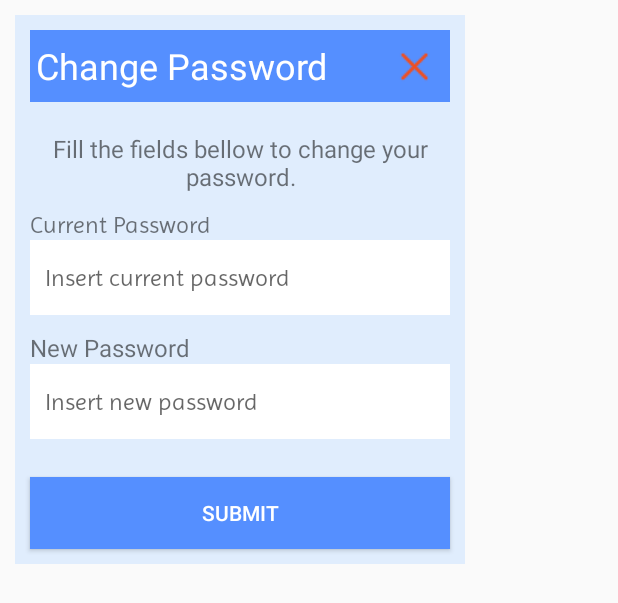
After one commit to AJRC2020/CPM, an Android app: the layout popup_change_password.xml on its own in the app's theme, with its tools: preview values and no code run, on a phone screen of 412 x 824 dp. The commit adds this screen. Shown: the top 603 px of the screen. Run offline under Robolectric (Android 15) with nearby library versions, the phone set to English and light mode, and no system bars.

Commit message:
finish changing payment method and setup frontend to change password

```diff
--- a/Acme/app/src/main/java/org/feup/apm/acme/activities/QRCodeActivity.kt
+++ b/Acme/app/src/main/java/org/feup/apm/acme/activities/QRCodeActivity.kt
@@ -32,7 +32,7 @@ class QRCodeActivity : AppCompatActivity() {
     private val forgetBtt by lazy { findViewById<ImageButton>(R.id.forgetButton)}
     private val scannedText by lazy {findViewById<LinearLayout>(R.id.productScanned)}
     private val navbar by lazy { findViewById<BottomNavigationView>(R.id.navbar) }
-    private var product: Product? = Product("jksdjksad","hello",12.3f)
+    private var product: Product? = null
     override fun onCreate(savedInstanceState: Bundle?) {
         super.onCreate(savedInstanceState)
         setContentView(R.layout.activity_qrcode)
--- a/Acme/app/src/main/java/org/feup/apm/acme/activities/RegisterActivity.kt
+++ b/Acme/app/src/main/java/org/feup/apm/acme/activities/RegisterActivity.kt
@@ -21,7 +21,7 @@ class RegisterActivity : AppCompatActivity() {
 
     private val backButton by lazy { findViewById<ImageButton>(R.id.registerBackButton)}
     private val registerButton by lazy {  findViewById<Button>(R.id.registerConfirmButton) }
-    private val nameField by lazy { findViewById<EditText>(R.id.registerNameFieldInput) }
+    private val nameField by lazy { findViewById<EditText>(R.id.newPasswordField) }
     private val usernameField by lazy { findViewById<EditText>(R.id.registerNicknameFieldInput) }
     private val passwordField by lazy { findViewById<EditText>(R.id.registerPasswordFieldInput)}
     private val paymentMethodField by lazy { findViewById<EditText>(R.id.registerPaymentMethodFieldInput)}
--- a/Acme/app/src/main/res/layout/activity_register.xml
+++ b/Acme/app/src/main/res/layout/activity_register.xml
@@ -80,7 +80,7 @@
                 android:paddingTop="30sp">
 
                 <TextView
-                    android:id="@+id/registerNameFieldTitle"
+                    android:id="@+id/currentPasswordTitle"
                     android:layout_width="wrap_content"
                     android:layout_height="wrap_content"
                     android:layout_weight="1"
@@ -90,7 +90,7 @@
                     android:textSize="20sp" />
 
                 <EditText
-                    android:id="@+id/registerNameFieldInput"
+                    android:id="@+id/newPasswordField"
                     android:layout_width="match_parent"
                     android:layout_height="wrap_content"
                     android:layout_weight="1"
@@ -101,7 +101,7 @@
                     android:fontFamily="@font/imprima_regular"
                     android:hint="@string/name_label_hint"
                     android:inputType="textPersonName"
-                    android:labelFor="@id/registerNameFieldTitle"
+                    android:labelFor="@id/currentPasswordTitle"
                     android:minHeight="50sp"
                     android:padding="10dp"
                     android:textSize="20sp"
--- /dev/null
+++ b/Acme/app/src/main/res/layout/popup_change_password.xml
@@ -0,0 +1,144 @@
+<?xml version="1.0" encoding="utf-8"?>
+<LinearLayout xmlns:android="http://schemas.android.com/apk/res/android"
+    xmlns:app="http://schemas.android.com/apk/res-auto"
+    android:layout_width="300dp"
+    android:layout_height="wrap_content"
+    android:layout_margin="10dp"
+    android:background="#E0EDFD"
+    android:gravity="center"
+    android:orientation="vertical">
+
+    <FrameLayout
+        android:layout_width="match_parent"
+        android:layout_height="wrap_content"
+        android:layout_gravity="center"
+        android:layout_margin="10dp"
+        android:background="@color/sky_blue">
+
+        <TextView
+            android:id="@+id/textView2"
+            android:layout_width="wrap_content"
+            android:layout_height="wrap_content"
+            android:layout_gravity="center|start"
+            android:layout_margin="4sp"
+            android:text="@string/change_password"
+            android:textColor="@color/white"
+            android:textSize="24sp" />
+
+        <ImageButton
+            android:id="@+id/closePopUpButton"
+            android:layout_width="wrap_content"
+            android:layout_height="wrap_content"
+            android:layout_gravity="center|end"
+            android:background="@android:color/transparent"
+            android:contentDescription="@string/close_window"
+            android:minWidth="48dp"
+            android:minHeight="48dp"
+            android:src="@drawable/cross_icon" />
+
+    </FrameLayout>
+
+    <LinearLayout
+        android:layout_width="match_parent"
+        android:layout_height="match_parent"
+        android:layout_margin="10dp"
+        android:orientation="vertical">
+
+        <TextView
+            android:id="@+id/contentView"
+            android:layout_width="wrap_content"
+            android:layout_height="wrap_content"
+            android:layout_marginBottom="5dp"
+            android:text="@string/change_password_text"
+            android:textAlignment="center"
+            android:textSize="16sp" />
+
+        <LinearLayout
+            android:layout_width="match_parent"
+            android:layout_height="wrap_content"
+            android:layout_marginTop="5sp"
+            android:layout_marginBottom="5sp"
+            android:orientation="vertical">
+
+            <TextView
+                android:id="@+id/changeCarrdTitle"
+                android:layout_width="wrap_content"
+                android:layout_height="wrap_content"
+                android:fontFamily="@font/imprima_regular"
+                android:text="@string/current_password"
+                android:textSize="16sp" />
+
+            <EditText
+                android:id="@+id/currentPasswordField"
+                android:layout_width="match_parent"
+                android:layout_height="wrap_content"
+                android:autofillHints="name"
+                android:background="@color/white"
+                android:enabled="true"
+                android:fontFamily="@font/imprima_regular"
+                android:hint="@string/current_passwordInsert"
+                android:inputType="textPassword"
+                android:labelFor="@id/currentPasswordTitle"
+                android:minHeight="50sp"
+                android:padding="10dp"
+                android:textSize="16sp" />
+
+        </LinearLayout>
+
+        <LinearLayout
+            android:layout_width="match_parent"
+            android:layout_height="wrap_content"
+            android:layout_marginTop="5sp"
+            android:layout_marginBottom="5sp"
+            android:orientation="vertical"
+            android:visibility="visible">
+
+            <TextView
+                android:id="@+id/textView3"
+                android:layout_width="match_parent"
+                android:layout_height="wrap_content"
+                android:text="@string/new_password"
+                android:textSize="16sp" />
+
+            <EditText
+                android:id="@+id/changePasswordField"
+                android:layout_width="match_parent"
+                android:layout_height="wrap_content"
+                android:autofillHints="name"
+                android:background="@color/white"
+                android:enabled="true"
+                android:fontFamily="@font/imprima_regular"
+                android:hint="@string/new_passwordInsert"
+                android:inputType="textPassword"
+                android:labelFor="@id/currentPasswordTitle"
+                android:minHeight="50sp"
+                android:padding="10dp"
+                android:textSize="16sp" />
+        </LinearLayout>
+
+    </LinearLayout>
+
+    <LinearLayout
+        android:layout_width="match_parent"
+        android:layout_height="wrap_content"
+        android:orientation="vertical">
+
+        <ProgressBar
+            android:id="@+id/progressBar4"
+            style="?android:attr/progressBarStyle"
+            android:layout_width="match_parent"
+            android:layout_height="wrap_content"
+            android:visibility="gone" />
+
+        <Button
+            android:id="@+id/yesButton"
+            android:layout_width="match_parent"
+            android:layout_height="wrap_content"
+            android:layout_margin="10dp"
+            android:background="@color/sky_blue"
+            android:text="@string/submit"
+            android:textColor="@color/white" />
+
+    </LinearLayout>
+
+</LinearLayout>
--- a/Acme/app/src/main/res/layout/popup_delete_confirmation.xml
+++ b/Acme/app/src/main/res/layout/popup_delete_confirmation.xml
@@ -19,10 +19,11 @@
             android:id="@+id/textView2"
             android:layout_width="wrap_content"
             android:layout_height="wrap_content"
+            android:layout_gravity="center|start"
             android:layout_margin="4sp"
             android:text="@string/warning"
             android:textColor="@color/white"
-            android:textSize="34sp" />
+            android:textSize="24sp" />
 
         <ImageButton
             android:id="@+id/closePopUpButton"
--- a/Acme/app/src/main/res/values/strings.xml
+++ b/Acme/app/src/main/res/values/strings.xml
@@ -67,6 +67,15 @@
     <string name="close_window">Close Pop-Up</string>
     <string name="warning">Warning</string>
     <string name="proceed">Proceed</string>
+    <string name="current_password">Current Password</string>
+    <string name="current_passwordInsert">Insert current password</string>
+    <string name="new_password">New Password</string>
+    <string name="new_passwordInsert">Insert new password</string>
+    <string name="change_password_text">Fill the fields bellow to change your password.</string>
+    <string name="new_card_number">New Card Number</string>
+    <string name="new_card_number_insert">Insert new card number</string>
+    <string name="change_card_text">Write your new card number bellow to change it.</string>
+    <string name="submit">Submit</string>
     <string name="cancel">Cancel</string>
     <string name="warning_delete_cart">You\'re about to remove %1$d of the item %2$s from your shopping cart, do you wish to proceed?</string>
     <string name="noScan">Scan a product\'s QR code to add it to your cart</string>
```
Also changed, not shown: Acme/app/src/main/java/org/feup/apm/acme/HttpServices.kt (+113 -0 lines), Acme/app/src/main/java/org/feup/apm/acme/activities/UserProfile.kt (+22 -10 lines), Acme/app/src/main/java/org/feup/apm/acme/fragments/DialogChangePassword.kt (added, +65 -0 lines), Acme/app/src/main/java/org/feup/apm/acme/fragments/DialogChangePayment.kt (added, +62 -0 lines), Acme/app/src/main/res/layout/popup_change_card_number.xml (added, +113 -0 lines).
